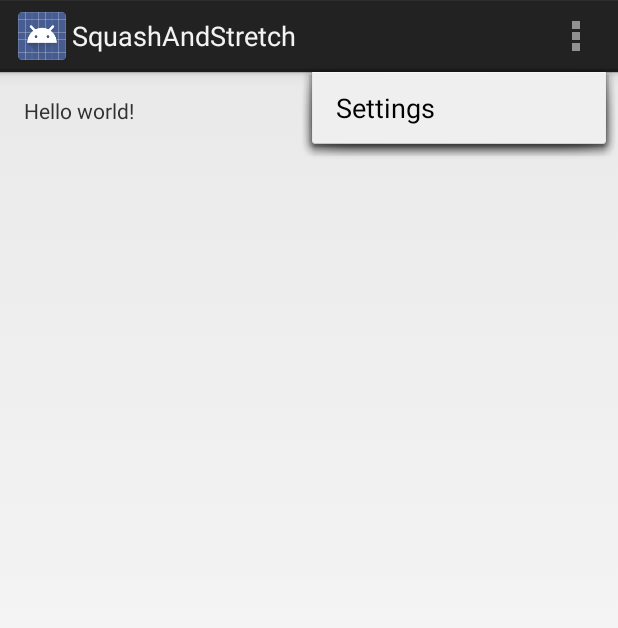
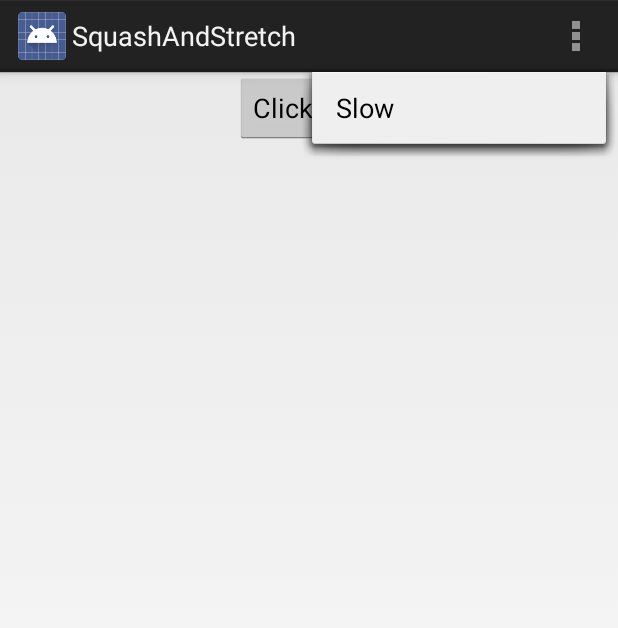
Before and after one commit to zaki50/io2013_a_moving_experience, an Android app: the screen it shows after launch (SquashAndStretch), with the options menu open, on a phone screen of 412 x 824 dp. Shown: the top 628 px of the screen. Run offline under Robolectric (Android 15) with nearby library versions, the phone set to English and light mode, and no system bars.

Commit message:
implemented SquashAndStretch application

```diff
--- a/SquashAndStretch/build.gradle
+++ b/SquashAndStretch/build.gradle
@@ -3,7 +3,7 @@ buildscript {
         maven { url 'http://repo1.maven.org/maven2' }
     }
     dependencies {
-        classpath 'com.android.tools.build:gradle:0.4.1'
+        classpath 'com.android.tools.build:gradle:0.4'
     }
 }
 apply plugin: 'android'
@@ -17,7 +17,7 @@ android {
     buildToolsVersion "17.0.0"
 
     defaultConfig {
-        minSdkVersion 13
+        minSdkVersion 14
         targetSdkVersion 17
     }
 }
--- a/SquashAndStretch/src/main/AndroidManifest.xml
+++ b/SquashAndStretch/src/main/AndroidManifest.xml
@@ -5,7 +5,7 @@
     android:versionName="1.0" >
 
     <uses-sdk
-        android:minSdkVersion="13"
+        android:minSdkVersion="14"
         android:targetSdkVersion="17" />
 
     <application
--- a/SquashAndStretch/src/main/res/layout/activity_squashandstretch.xml
+++ b/SquashAndStretch/src/main/res/layout/activity_squashandstretch.xml
@@ -1,16 +1,15 @@
 <RelativeLayout xmlns:android="http://schemas.android.com/apk/res/android"
                 xmlns:tools="http://schemas.android.com/tools"
+                android:id="@+id/container"
                 android:layout_width="match_parent"
                 android:layout_height="match_parent"
-    android:paddingLeft="@dimen/activity_horizontal_margin"
-    android:paddingRight="@dimen/activity_horizontal_margin"
-    android:paddingTop="@dimen/activity_vertical_margin"
-    android:paddingBottom="@dimen/activity_vertical_margin"
                 tools:context=".SquashAndStretch">
 
-    <TextView
+    <Button
+            android:onClick="onButtonClick"
             android:layout_width="wrap_content"
             android:layout_height="wrap_content"
-        android:text="@string/hello_world" />
+            android:layout_centerHorizontal="true"
+            android:text="@string/click_me"/>
 
 </RelativeLayout>
--- a/SquashAndStretch/src/main/res/menu/squash_and_stretch.xml
+++ b/SquashAndStretch/src/main/res/menu/squash_and_stretch.xml
@@ -1,6 +1,6 @@
 <menu xmlns:android="http://schemas.android.com/apk/res/android">
-    <item android:id="@+id/action_settings"
-        android:title="@string/action_settings"
+    <item android:id="@+id/action_slow"
+        android:title="@string/action_slow"
         android:orderInCategory="100"
         android:showAsAction="never" />
 </menu>
--- a/SquashAndStretch/src/main/res/values/dimens.xml
+++ b/SquashAndStretch/src/main/res/values/dimens.xml
@@ -1,5 +1,3 @@
 <resources>
     <!-- Default screen margins, per the Android Design guidelines. -->
-    <dimen name="activity_horizontal_margin">16dp</dimen>
-    <dimen name="activity_vertical_margin">16dp</dimen>
 </resources>
--- a/SquashAndStretch/src/main/res/values/strings.xml
+++ b/SquashAndStretch/src/main/res/values/strings.xml
@@ -3,9 +3,9 @@
 
     <string name="app_name" >SquashAndStretch
     </string>
-    <string name="action_settings" >Settings
+    <string name="action_slow" >Slow
     </string>
-    <string name="hello_world" >Hello world!
+    <string name="click_me" >Click Me!
     </string>
 
 </resources>
```
Also changed, not shown: SquashAndStretch/src/main/java/com/example/squashandstretch/SquashAndStretch.java (+70 -1 lines), 1 other file. Lines whose indentation alone changed are shown as unchanged.
